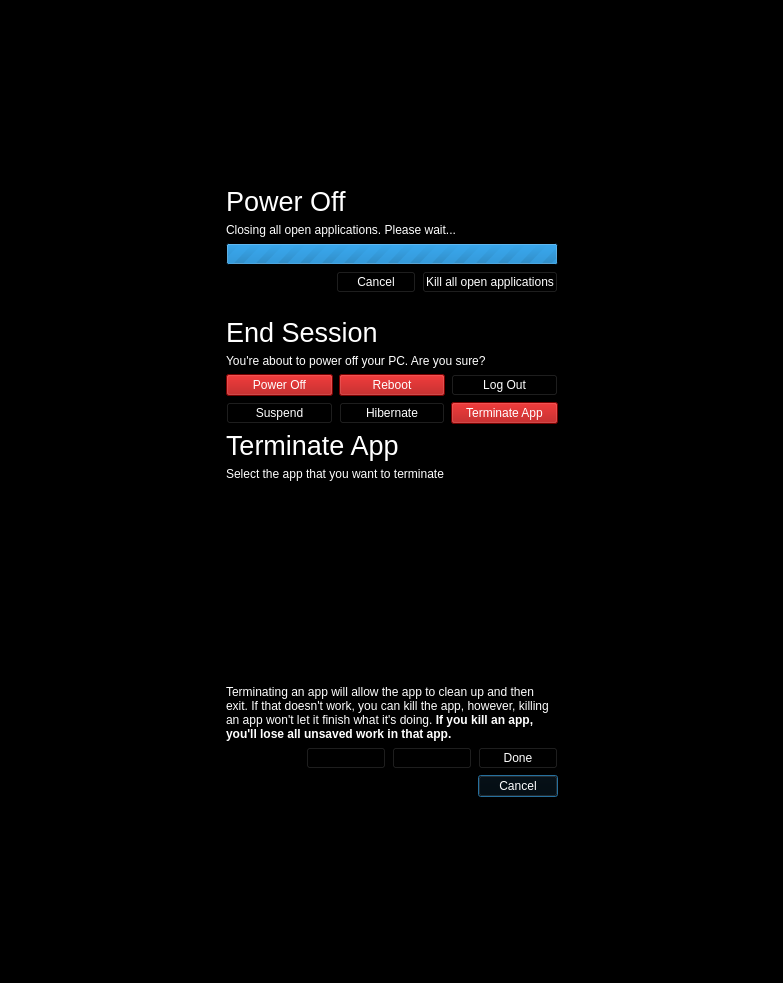
Above: endsessionwait.ui from vicr123/theshell before the change. Below: the same form after it.
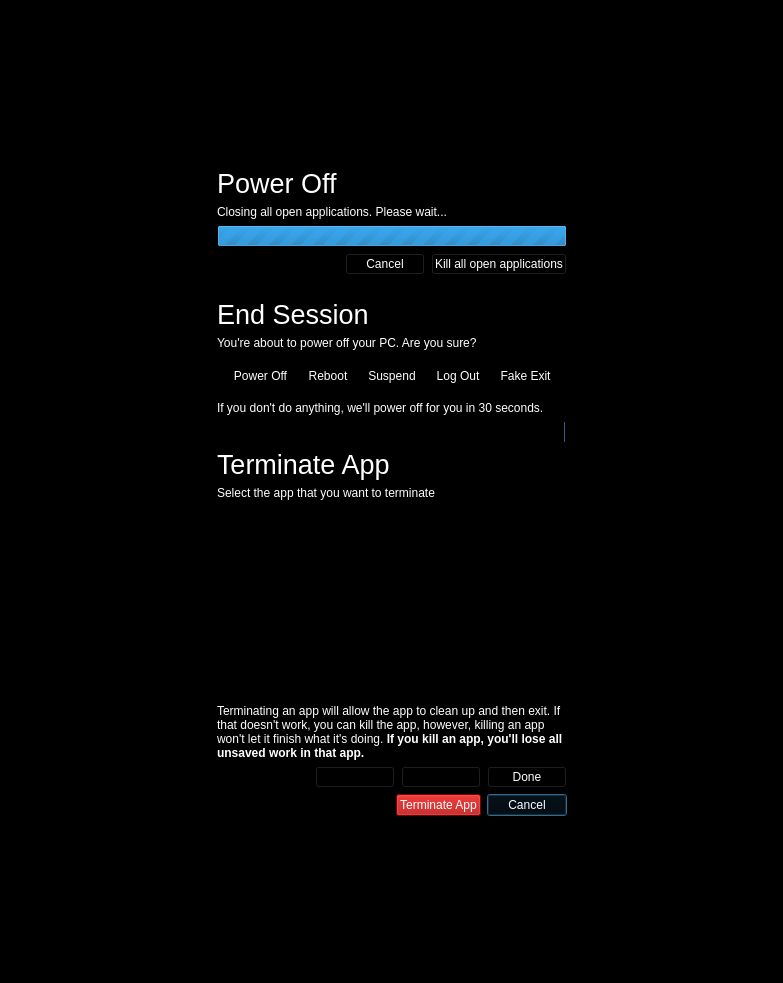
That is the form after the change. Icons and pictures are not drawn.

The edit to the form file:
```diff
--- a/endsessionwait.ui
+++ b/endsessionwait.ui
@@ -483,7 +483,7 @@
       <item>
        <widget class="QFrame" name="poweringOff">
         <property name="sizePolicy">
-         <sizepolicy hsizetype="Fixed" vsizetype="Preferred">
+         <sizepolicy hsizetype="Expanding" vsizetype="Preferred">
           <horstretch>0</horstretch>
           <verstretch>0</verstretch>
          </sizepolicy>
@@ -631,13 +631,33 @@
              </widget>
             </item>
             <item>
-             <layout class="QGridLayout" name="gridLayout_2">
-              <item row="0" column="1">
-               <widget class="QPushButton" name="Reboot">
-                <property name="styleSheet">
-                 <string notr="true">background-color: #A00;
-color: #FFF;</string>
-                </property>
+             <widget class="QFrame" name="frame">
+              <layout class="QHBoxLayout" name="horizontalLayout_4">
+               <item>
+                <widget class="QToolButton" name="PowerOff">
+                 <property name="text">
+                  <string>Power Off</string>
+                 </property>
+                 <property name="icon">
+                  <iconset theme="system-shutdown">
+                   <normaloff>.</normaloff>.</iconset>
+                 </property>
+                 <property name="iconSize">
+                  <size>
+                   <width>64</width>
+                   <height>64</height>
+                  </size>
+                 </property>
+                 <property name="toolButtonStyle">
+                  <enum>Qt::ToolButtonTextUnderIcon</enum>
+                 </property>
+                 <property name="autoRaise">
+                  <bool>true</bool>
+                 </property>
+                </widget>
+               </item>
+               <item>
+                <widget class="QToolButton" name="Reboot">
                 <property name="text">
                  <string>Reboot</string>
                 </property>
@@ -645,36 +665,22 @@
                  <iconset theme="system-reboot">
                   <normaloff>.</normaloff>.</iconset>
                 </property>
-               </widget>
-              </item>
-              <item row="0" column="2">
-               <widget class="QPushButton" name="LogOut">
-                <property name="text">
-                 <string>Log Out</string>
-                </property>
-                <property name="icon">
-                 <iconset theme="system-log-out">
-                  <normaloff>.</normaloff>.</iconset>
-                </property>
-               </widget>
-              </item>
-              <item row="0" column="0">
-               <widget class="QPushButton" name="PowerOff">
-                <property name="styleSheet">
-                 <string notr="true">background-color: #A00;
-color: #FFF;</string>
-                </property>
-                <property name="text">
-                 <string>Power Off</string>
-                </property>
-                <property name="icon">
-                 <iconset theme="system-shutdown">
-                  <normaloff>.</normaloff>.</iconset>
-                </property>
-               </widget>
-              </item>
-              <item row="1" column="0">
-               <widget class="QPushButton" name="Suspend">
+                 <property name="iconSize">
+                  <size>
+                   <width>64</width>
+                   <height>64</height>
+                  </size>
+                 </property>
+                 <property name="toolButtonStyle">
+                  <enum>Qt::ToolButtonTextUnderIcon</enum>
+                 </property>
+                 <property name="autoRaise">
+                  <bool>true</bool>
+                 </property>
+                </widget>
+               </item>
+               <item>
+                <widget class="QToolButton" name="Suspend">
                 <property name="text">
                  <string>Suspend</string>
                 </property>
@@ -682,35 +688,94 @@
                  <iconset theme="system-suspend">
                   <normaloff>.</normaloff>.</iconset>
                 </property>
-               </widget>
-              </item>
-              <item row="1" column="1">
-               <widget class="QPushButton" name="Hibernate">
+                 <property name="iconSize">
+                  <size>
+                   <width>64</width>
+                   <height>64</height>
+                  </size>
+                 </property>
+                 <property name="toolButtonStyle">
+                  <enum>Qt::ToolButtonTextUnderIcon</enum>
+                 </property>
+                 <property name="autoRaise">
+                  <bool>true</bool>
+                 </property>
+                </widget>
+               </item>
+               <item>
+                <widget class="QToolButton" name="LogOut">
                 <property name="text">
-                 <string>Hibernate</string>
+                  <string>Log Out</string>
                 </property>
                 <property name="icon">
                  <iconset theme="system-hibernate">
                   <normaloff>.</normaloff>.</iconset>
                 </property>
-               </widget>
-              </item>
-              <item row="1" column="2">
-               <widget class="QPushButton" name="terminateApp">
-                <property name="styleSheet">
-                 <string notr="true">background-color: #A00;
-color: #FFF;</string>
-                </property>
+                 <property name="iconSize">
+                  <size>
+                   <width>64</width>
+                   <height>64</height>
+                  </size>
+                 </property>
+                 <property name="toolButtonStyle">
+                  <enum>Qt::ToolButtonTextUnderIcon</enum>
+                 </property>
+                 <property name="autoRaise">
+                  <bool>true</bool>
+                 </property>
+                </widget>
+               </item>
+               <item>
+                <widget class="QToolButton" name="DummyExit">
                 <property name="text">
-                 <string>Terminate App</string>
+                  <string>Fake Exit</string>
                 </property>
                 <property name="icon">
                  <iconset theme="window-close">
                   <normaloff>.</normaloff>.</iconset>
                 </property>
+                 <property name="iconSize">
+                  <size>
+                   <width>64</width>
+                   <height>64</height>
+                  </size>
+                 </property>
+                 <property name="toolButtonStyle">
+                  <enum>Qt::ToolButtonTextUnderIcon</enum>
+                 </property>
+                 <property name="autoRaise">
+                  <bool>true</bool>
+                 </property>
                </widget>
               </item>
              </layout>
+             </widget>
+            </item>
+            <item>
+             <widget class="QLabel" name="idleWarning">
+              <property name="text">
+               <string>If you don't do anything, we'll power off for you in 30 seconds.</string>
+              </property>
+              <property name="wordWrap">
+               <bool>true</bool>
+              </property>
+             </widget>
+            </item>
+            <item>
+             <widget class="QProgressBar" name="idleProgressBar">
+              <property name="maximum">
+               <number>300</number>
+              </property>
+              <property name="value">
+               <number>0</number>
+              </property>
+              <property name="textVisible">
+               <bool>false</bool>
+              </property>
+              <property name="invertedAppearance">
+               <bool>true</bool>
+              </property>
+             </widget>
             </item>
            </layout>
           </widget>
@@ -874,6 +939,21 @@
               </property>
              </spacer>
             </item>
+            <item>
+             <widget class="QPushButton" name="terminateApp">
+              <property name="styleSheet">
+               <string notr="true">background-color: #A00;
+color: #FFF;</string>
+              </property>
+              <property name="text">
+               <string>Terminate App</string>
+              </property>
+              <property name="icon">
+               <iconset theme="window-close">
+                <normaloff>.</normaloff>.</iconset>
+              </property>
+             </widget>
+            </item>
             <item>
              <widget class="QPushButton" name="CancelAsk">
               <property name="text">
```
Left out of the diff: 6 changed lines with no effect on the pictures. Lines whose indentation alone changed are shown as unchanged.
